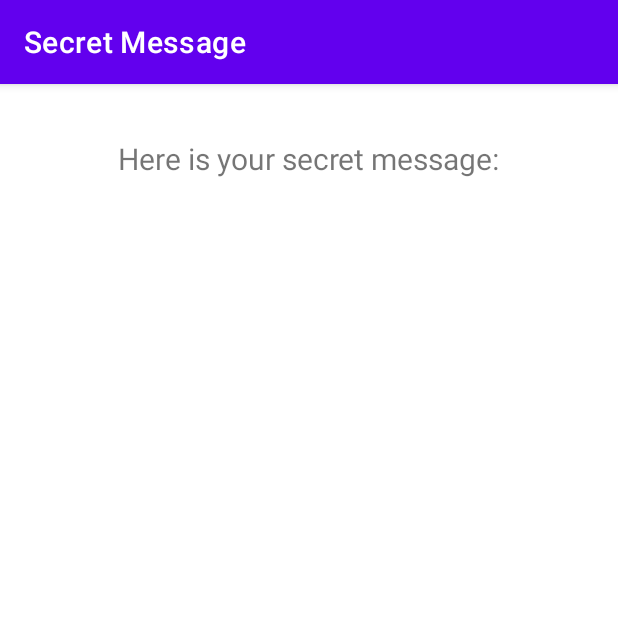
After one commit to Sebenicz/hfad.secretMessage, an Android app: the EncryptFragment screen opened through its navigation route, on a phone screen of 412 x 824 dp, the top half of it. The commit adds this screen. Run offline under Robolectric (Android 15) with nearby library versions, the phone set to English and light mode, and no system bars; 4 statements that could not run were skipped.

Commit message:
feat(Encrypt Fragment with Navigation)

```diff
--- /dev/null
+++ b/app/src/main/java/com/hfad/secretmessage/EncryptFragment.kt
@@ -0,0 +1,18 @@
+package com.hfad.secretmessage
+
+import android.os.Bundle
+import androidx.fragment.app.Fragment
+import android.view.LayoutInflater
+import android.view.View
+import android.view.ViewGroup
+
+
+class EncryptFragment : Fragment() {
+    override fun onCreateView(
+        inflater: LayoutInflater,
+        container: ViewGroup?,
+        savedInstanceState: Bundle?
+    ): View? {
+        return inflater.inflate(R.layout.fragment_encrypt, container, false)
+    }
+}
--- a/app/src/main/java/com/hfad/secretmessage/MessageFragment.kt
+++ b/app/src/main/java/com/hfad/secretmessage/MessageFragment.kt
@@ -5,7 +5,8 @@ import androidx.fragment.app.Fragment
 import android.view.LayoutInflater
 import android.view.View
 import android.view.ViewGroup
-
+import android.widget.Button
+import androidx.navigation.findNavController
 
 
 class MessageFragment : Fragment() {
@@ -13,6 +14,12 @@ class MessageFragment : Fragment() {
     override fun onCreateView(inflater: LayoutInflater,
                               container: ViewGroup?,
                               savedInstanceState: Bundle?): View?{
-        return inflater.inflate(R.layout.fragment_message, container, false)
+        val view = inflater.inflate(R.layout.fragment_message, container, false)
+        val nextButton = view.findViewById<Button>(R.id.next)
+
+        nextButton.setOnClickListener {
+            view.findNavController().navigate(R.id.action_messageFragment_to_encryptFragment)
+        }
+        return view
     }
 }
--- /dev/null
+++ b/app/src/main/res/layout/fragment_encrypt.xml
@@ -0,0 +1,23 @@
+<?xml version="1.0" encoding="utf-8"?>
+<LinearLayout xmlns:android="http://schemas.android.com/apk/res/android"
+    xmlns:tools="http://schemas.android.com/tools"
+    android:layout_width="match_parent"
+    android:layout_height="match_parent"
+    android:orientation="vertical"
+    android:gravity="center_horizontal"
+    tools:context=".EncryptFragment">
+
+    <TextView
+        android:layout_width="wrap_content"
+        android:layout_height="wrap_content"
+        android:text="@string/encrypt_text"
+        android:layout_marginTop="20dp"
+        android:textSize="20sp" />
+    <TextView
+        android:id="@+id/encrypted_message"
+        android:layout_width="wrap_content"
+        android:layout_height="wrap_content"
+        android:layout_marginTop="20dp"
+        android:textSize="20sp" />
+
+</LinearLayout>
--- a/app/src/main/res/navigation/nav_graph.xml
+++ b/app/src/main/res/navigation/nav_graph.xml
@@ -18,5 +18,14 @@
         android:id="@+id/messageFragment"
         android:name="com.hfad.secretmessage.MessageFragment"
         android:label="fragment_message"
-        tools:layout="@layout/fragment_message" />
+        tools:layout="@layout/fragment_message" >
+        <action
+            android:id="@+id/action_messageFragment_to_encryptFragment"
+            app:destination="@id/encryptFragment" />
+    </fragment>
+    <fragment
+        android:id="@+id/encryptFragment"
+        android:name="com.hfad.secretmessage.EncryptFragment"
+        android:label="fragment_encrypt"
+        tools:layout="@layout/fragment_encrypt" />
 </navigation>
--- a/app/src/main/res/values/strings.xml
+++ b/app/src/main/res/values/strings.xml
@@ -6,6 +6,8 @@
     <string name="message_hint">Please enter your secret message</string>
     <string name="next">Next</string>
     <string name="encrypt_text">Here is your secret message:</string>
+    <!-- TODO: Remove or change this placeholder text -->
+    <string name="hello_blank_fragment">Hello blank fragment</string>
 
 
 </resources>
```
